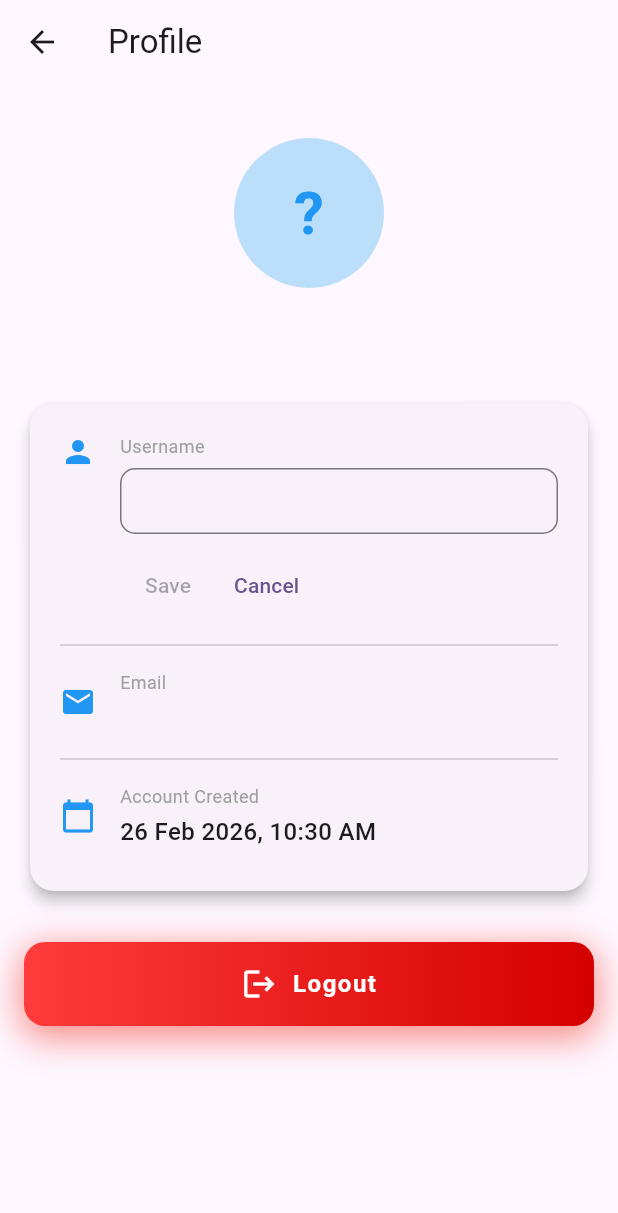
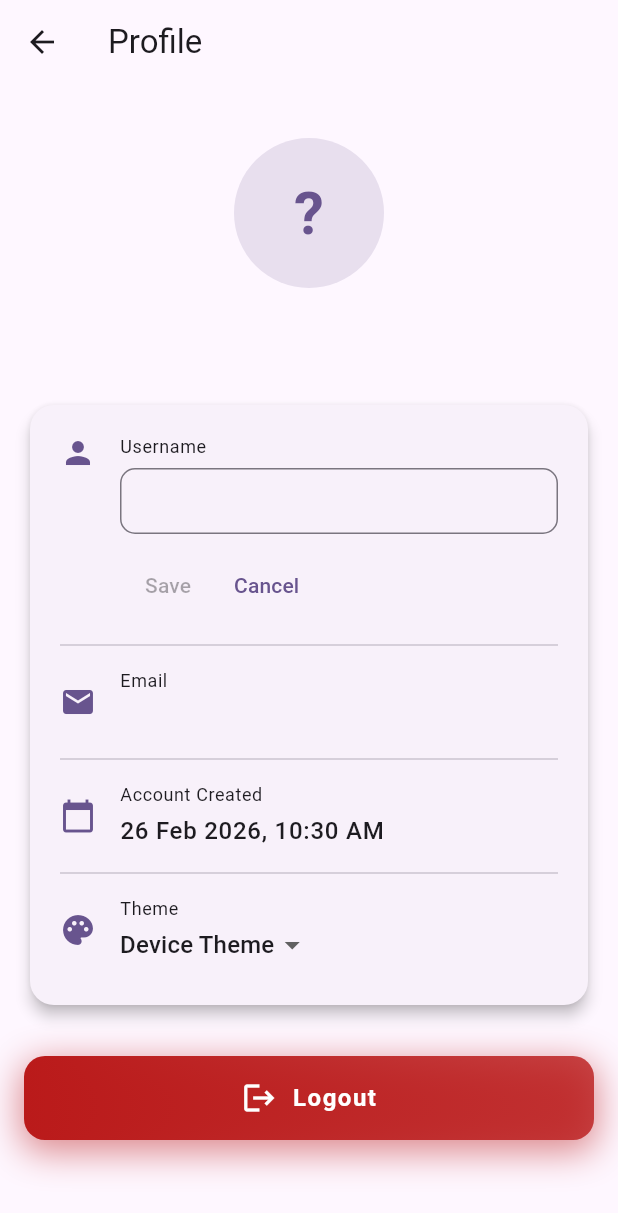
Before and after one commit to Devanshu-Joshi/flutter-chat-application, a Flutter app: the ProfileScreen screen opened directly, after a tap on the "edit" icon, on a phone screen of 412 x 824 dp. Shown: the top 1213 px of the screen. Run offline on Flutter 3.47's test engine with Material 3 defaults, Android fonts, the phone set to English and light mode, and no system bars; our stand-ins replace cloud_firestore, firebase_auth, firebase_core, shared_preferences; accounts and stored records are empty; network calls fail.

Commit message:
feat: Implement light/dark theme switching and persistence
This commit introduces a dynamic theme system that allows users to switch between light, dark, and system default modes. The chosen theme is persisted across app restarts.

-   **Dependencies:**
    -   Adds the `shared_preferences` package to `pubspec.yaml` for storing the user's theme preference.

-   **Theme Management (`main.dart`):**
    -   Refactors `MyApp` into a `StatefulWidget` to manage the theme state (`_themeMode`).
    -   Uses `SharedPreferences` to load the saved theme on app startup and save it whenever the user changes the selection.
    -   Implements `_InheritedMyApp` and a static `MyApp.of(context)` method to provide an `updateTheme` function to descendant widgets, allowing any part of the app to trigger a theme change.
    -   Defines separate `lightTheme` and `darkTheme` data in `MaterialApp` and controls the active theme via `themeMode`.

-   **Profile Screen UI (`profile_screen.dart`):**
    -   Adds a new "Theme" section in the profile screen with a dropdown menu for selecting Light, Dark, or Device Theme.
    -   The dropdown's `onChanged` callback now uses `MyApp.of(context).updateTheme()` to update the theme globally.
    -   Refactors the UI components to use `Theme.of(context)` for colors and text styles, ensuring they adapt correctly to both light and dark modes. This includes buttons, icons, text, and the logout dialog.

```diff
--- a/lib/main.dart
+++ b/lib/main.dart
@@ -3,6 +3,7 @@ import 'package:chat_app/screens/login_screen.dart';
 import 'package:firebase_auth/firebase_auth.dart';
 import 'package:flutter/material.dart';
 import 'package:firebase_core/firebase_core.dart';
+import 'package:shared_preferences/shared_preferences.dart';
 import 'firebase_options.dart';
 
 Future<void> main() async {
@@ -13,20 +14,106 @@ Future<void> main() async {
   runApp(const MyApp());
 }
 
-class MyApp extends StatelessWidget {
+// 🔹 ADDED
+class _InheritedMyApp extends InheritedWidget {
+  final MyAppState data;
+
+  const _InheritedMyApp({required this.data, required super.child});
+
+  @override
+  bool updateShouldNotify(_InheritedMyApp oldWidget) {
+    return true;
+  }
+}
+
+// 🔹 MODIFIED
+class MyApp extends StatefulWidget {
   const MyApp({super.key});
+
+  // 🔹 ADDED
+  static MyAppState of(BuildContext context) {
+    return context.dependOnInheritedWidgetOfExactType<_InheritedMyApp>()!.data;
+  }
+
+  @override
+  State<MyApp> createState() => MyAppState();
+}
+
+class MyAppState extends State<MyApp> {
+  ThemeMode _themeMode = ThemeMode.system;
+
+  @override
+  void initState() {
+    super.initState();
+    _loadTheme();
+  }
+
+  Future<void> _loadTheme() async {
+    final prefs = await SharedPreferences.getInstance();
+    final theme = prefs.getString('theme') ?? 'system';
+    setState(() {
+      switch (theme) {
+        case 'light':
+          _themeMode = ThemeMode.light;
+          break;
+        case 'dark':
+          _themeMode = ThemeMode.dark;
+          break;
+        default:
+          _themeMode = ThemeMode.system;
+      }
+    });
+  }
+
+  void updateTheme(ThemeMode mode) {
+    setState(() {
+      _themeMode = mode;
+    });
+    _saveTheme(mode);
+  }
+
+  Future<void> _saveTheme(ThemeMode mode) async {
+    final prefs = await SharedPreferences.getInstance();
+    String theme;
+    switch (mode) {
+      case ThemeMode.light:
+        theme = 'light';
+        break;
+      case ThemeMode.dark:
+        theme = 'dark';
+        break;
+      default:
+        theme = 'system';
+    }
+    await prefs.setString('theme', theme);
+  }
 
   @override
   Widget build(BuildContext context) {
-    return MaterialApp(
-      scrollBehavior: NoGlowScrollBehavior(),
-      debugShowCheckedModeBanner: false,
-      title: 'Flutter Chat App',
-      theme: ThemeData(
-        colorScheme: ColorScheme.fromSeed(seedColor: Colors.deepPurple),
-        useMaterial3: true,
+    // 🔹 ADDED
+    final lightTheme =
+        ThemeData(
+          colorScheme: ColorScheme.fromSeed(seedColor: Colors.deepPurple),
+          useMaterial3: true
+        );
+    final darkTheme = ThemeData(
+        brightness: Brightness.dark,
+        colorScheme: ColorScheme.fromSeed(
+            seedColor: Colors.deepPurple, brightness: Brightness.dark),
+        useMaterial3: true);
+
+    return _InheritedMyApp(
+      data: this,
+      child: MaterialApp(
+        scrollBehavior: NoGlowScrollBehavior(),
+        debugShowCheckedModeBanner: false,
+        title: 'Flutter Chat App',
+        // 🔹 MODIFIED
+        theme: lightTheme,
+        darkTheme: darkTheme,
+        themeMode: _themeMode,
+        home: const AuthWrapper(),
       ),
-      home: const AuthWrapper(),
     );
   }
 }
--- a/lib/screens/profile_screen.dart
+++ b/lib/screens/profile_screen.dart
@@ -1,4 +1,5 @@
 import 'dart:async';
+import 'package:chat_app/main.dart';
 import 'package:flutter/material.dart';
 import 'package:firebase_auth/firebase_auth.dart';
 import 'package:cloud_firestore/cloud_firestore.dart';
@@ -20,6 +21,7 @@ class _ProfileScreenState extends State<ProfileScreen> {
   bool _isAvailable = false;
   bool _isLoading = false;
   String _feedbackMessage = "";
+  ThemeMode _selectedThemeMode = ThemeMode.system;
 
   final user = FirebaseAuth.instance.currentUser;
 
@@ -127,9 +129,8 @@ class _ProfileScreenState extends State<ProfileScreen> {
       final newRef = FirebaseFirestore.instance
           .collection('usernames')
           .doc(newUsername);
-      final userRef = FirebaseFirestore.instance
-          .collection('users')
-          .doc(user!.uid);
+      final userRef =
+          FirebaseFirestore.instance.collection('users').doc(user!.uid);
 
       batch.delete(oldRef);
       batch.set(newRef, {"uid": user!.uid});
@@ -163,8 +164,19 @@ class _ProfileScreenState extends State<ProfileScreen> {
 
   @override
   Widget build(BuildContext context) {
+    final theme = Theme.of(context);
+    final colorScheme = theme.colorScheme;
+    final textTheme = theme.textTheme;
+
     if (user == null) {
-      return const Scaffold(body: Center(child: Text("No user logged in")));
+      return Scaffold(
+        body: Center(
+          child: Text(
+            "No user logged in",
+            style: textTheme.bodyLarge,
+          ),
+        ),
+      );
     }
 
     final creationTime = user!.metadata.creationTime;
@@ -173,7 +185,9 @@ class _ProfileScreenState extends State<ProfileScreen> {
         : "Unknown";
 
     return Scaffold(
-      appBar: AppBar(title: const Text("Profile")),
+      appBar: AppBar(
+        title: const Text("Profile"),
+      ),
       body: StreamBuilder<DocumentSnapshot>(
         stream: FirebaseFirestore.instance
             .collection('users')
@@ -181,7 +195,10 @@ class _ProfileScreenState extends State<ProfileScreen> {
             .snapshots(),
         builder: (context, snapshot) {
           if (!snapshot.hasData || !snapshot.data!.exists) {
-            return const Center(child: CircularProgressIndicator());
+            return Center(
+                child: CircularProgressIndicator(
+              color: colorScheme.primary,
+            ));
           }
 
           final userData = snapshot.data!;
@@ -200,34 +217,26 @@ class _ProfileScreenState extends State<ProfileScreen> {
                     crossAxisAlignment: CrossAxisAlignment.stretch,
                     children: [
                       const SizedBox(height: 20),
-
                       CircleAvatar(
                         radius: 50,
-                        backgroundColor: Colors.blue.shade100,
+                        backgroundColor: colorScheme.primary.withOpacity(0.15),
                         child: Text(
                           username.isNotEmpty ? username[0].toUpperCase() : "?",
-                          style: const TextStyle(
+                          style: TextStyle(
                             fontSize: 40,
                             fontWeight: FontWeight.bold,
-                            color: Colors.blue,
+                            color: colorScheme.primary,
                           ),
                         ),
                       ),
-
                       const SizedBox(height: 12),
-
                       Center(
                         child: Text(
                           username,
-                          style: const TextStyle(
-                            fontSize: 22,
-                            fontWeight: FontWeight.bold,
-                          ),
+                          style: textTheme.headlineSmall,
                         ),
                       ),
-
                       const SizedBox(height: 30),
-
                       Card(
                         shape: RoundedRectangleBorder(
                           borderRadius: BorderRadius.circular(16),
@@ -241,8 +250,8 @@ class _ProfileScreenState extends State<ProfileScreen> {
                               AnimatedSwitcher(
                                 duration: const Duration(milliseconds: 300),
                                 child: !_isEditingUsername
-                                    ? _buildUsernameView(username)
-                                    : _buildUsernameEdit(username),
+                                    ? _buildUsernameView(username, theme)
+                                    : _buildUsernameEdit(username, theme),
                               ),
                               const SizedBox(height: 8),
                               const Divider(),
@@ -250,22 +259,23 @@ class _ProfileScreenState extends State<ProfileScreen> {
                                 Icons.email,
                                 "Email",
                                 user!.email ?? "Not available",
+                                theme,
                               ),
                               const Divider(),
                               _modernTile(
                                 Icons.calendar_today,
                                 "Account Created",
                                 formattedDate,
+                                theme,
                               ),
+                              const Divider(),
+                              _buildThemeTile(theme),
                             ],
                           ),
                         ),
                       ),
-
                       const SizedBox(height: 30),
-
-                      _buildLogoutButton(),
-
+                      _buildLogoutButton(theme),
                       const SizedBox(height: 40),
                     ],
                   ),
@@ -278,12 +288,63 @@ class _ProfileScreenState extends State<ProfileScreen> {
     );
   }
 
-  Widget _modernTile(IconData icon, String title, String value) {
+  Widget _buildThemeTile(ThemeData theme) {
     return Padding(
       padding: const EdgeInsets.symmetric(vertical: 8),
       child: Row(
         children: [
-          Icon(icon, color: Colors.blue),
+          Icon(Icons.palette, color: theme.colorScheme.primary),
+          const SizedBox(width: 16),
+          Expanded(
+            child: Column(
+              crossAxisAlignment: CrossAxisAlignment.start,
+              children: [
+                Text(
+                  "Theme",
+                  style: theme.textTheme.bodySmall,
+                ),
+                const SizedBox(height: 4),
+                DropdownButton<ThemeMode>(
+                  value: _selectedThemeMode,
+                  underline: const SizedBox(),
+                  isDense: true,
+                  items: const [
+                    DropdownMenuItem(
+                      value: ThemeMode.light,
+                      child: Text("Light"),
+                    ),
+                    DropdownMenuItem(
+                      value: ThemeMode.dark,
+                      child: Text("Dark"),
+                    ),
+                    DropdownMenuItem(
+                      value: ThemeMode.system,
+                      child: Text("Device Theme"),
+                    ),
+                  ],
+                  onChanged: (ThemeMode? mode) {
+                    if (mode == null) return;
+                    setState(() {
+                      _selectedThemeMode = mode;
+                    });
+                    MyApp.of(context).updateTheme(mode);
+                  },
+                ),
+              ],
+            ),
+          ),
+        ],
+      ),
+    );
+  }
+
+  Widget _modernTile(
+      IconData icon, String title, String value, ThemeData theme) {
+    return Padding(
+      padding: const EdgeInsets.symmetric(vertical: 8),
+      child: Row(
+        children: [
+          Icon(icon, color: theme.colorScheme.primary),
           const SizedBox(width: 16),
           Expanded(
             child: Column(
@@ -291,13 +352,12 @@ class _ProfileScreenState extends State<ProfileScreen> {
               children: [
                 Text(
                   title,
-                  style: const TextStyle(fontSize: 12, color: Colors.grey),
+                  style: theme.textTheme.bodySmall,
                 ),
                 const SizedBox(height: 4),
                 Text(
                   value,
-                  style: const TextStyle(
-                    fontSize: 16,
+                  style: theme.textTheme.bodyLarge?.copyWith(
                     fontWeight: FontWeight.w500,
                   ),
                 ),
@@ -309,42 +369,39 @@ class _ProfileScreenState extends State<ProfileScreen> {
     );
   }
 
-  Widget _buildUsernameView(String username) {
+  Widget _buildUsernameView(String username, ThemeData theme) {
     return Column(
       key: const ValueKey("viewMode"),
       crossAxisAlignment: CrossAxisAlignment.start,
       children: [
         Row(
-          crossAxisAlignment: .center,
+          crossAxisAlignment: CrossAxisAlignment.center,
           children: [
-            const Icon(Icons.person, color: Colors.blue),
+            Icon(Icons.person, color: theme.colorScheme.primary),
             const SizedBox(width: 16),
-
             Expanded(
               child: Column(
                 crossAxisAlignment: CrossAxisAlignment.start,
                 children: [
-                  const Text(
+                  Text(
                     "Username",
-                    style: TextStyle(fontSize: 12, color: Colors.grey),
+                    style: theme.textTheme.bodySmall,
                   ),
                   const SizedBox(height: 4),
                   Text(
                     username,
-                    style: const TextStyle(
-                      fontSize: 16,
+                    style: theme.textTheme.bodyLarge?.copyWith(
                       fontWeight: FontWeight.w500,
                     ),
                   ),
                 ],
               ),
             ),
-
             Transform.translate(
               offset: const Offset(0, 8),
               child: IconButton(
                 padding: EdgeInsets.zero,
-                constraints: BoxConstraints(),
+                constraints: const BoxConstraints(),
                 iconSize: 18,
                 icon: const Icon(Icons.edit, size: 22),
                 onPressed: () {
@@ -361,7 +418,8 @@ class _ProfileScreenState extends State<ProfileScreen> {
     );
   }
 
-  Widget _buildUsernameEdit(String username) {
+  Widget _buildUsernameEdit(String username, ThemeData theme) {
+    final colorScheme = theme.colorScheme;
     return Column(
       key: const ValueKey("editMode"),
       crossAxisAlignment: CrossAxisAlignment.start,
@@ -369,19 +427,17 @@ class _ProfileScreenState extends State<ProfileScreen> {
         Row(
           crossAxisAlignment: CrossAxisAlignment.start,
           children: [
-            const Icon(Icons.person, color: Colors.blue),
+            Icon(Icons.person, color: colorScheme.primary),
             const SizedBox(width: 16),
-
             Expanded(
               child: Column(
                 crossAxisAlignment: CrossAxisAlignment.start,
                 children: [
-                  const Text(
+                  Text(
                     "Username",
-                    style: TextStyle(fontSize: 12, color: Colors.grey),
+                    style: theme.textTheme.bodySmall,
                   ),
                   const SizedBox(height: 6),
-
                   TextField(
                     controller: _usernameController,
                     decoration: InputDecoration(
@@ -405,30 +461,33 @@ class _ProfileScreenState extends State<ProfileScreen> {
                               ),
                             )
                           : _feedbackMessage.isEmpty
-                          ? null
-                          : Icon(
-                              _isAvailable ? Icons.check_circle : Icons.cancel,
-                              color: _isAvailable ? Colors.green : Colors.red,
-                              size: 18,
-                            ),
+                              ? null
+                              : Icon(
+                                  _isAvailable
+                                      ? Icons.check_circle
+                                      : Icons.cancel,
+                                  color: _isAvailable
+                                      ? colorScheme.primary
+                                      : colorScheme.error,
+                                  size: 18,
+                                ),
                     ),
                     onChanged: (value) => _onUsernameChanged(value, username),
                   ),
-
                   if (_feedbackMessage.isNotEmpty)
                     Padding(
                       padding: const EdgeInsets.only(top: 6),
                       child: Text(
                         _feedbackMessage,
                         style: TextStyle(
-                          color: _isAvailable ? Colors.green : Colors.red,
+                          color: _isAvailable
+                              ? colorScheme.primary
+                              : colorScheme.error,
                           fontSize: 12,
                         ),
                       ),
                     ),
-
                   const SizedBox(height: 10),
-
                   Row(
                     children: [
                       TextButton(
@@ -464,7 +523,8 @@ class _ProfileScreenState extends State<ProfileScreen> {
     );
   }
 
-  Widget _buildLogoutButton() {
+  Widget _buildLogoutButton(ThemeData theme) {
+    final colorScheme = theme.colorScheme;
     return GestureDetector(
       onTap: _showLogoutDialog,
       child: Container(
@@ -472,27 +532,30 @@ class _ProfileScreenState extends State<ProfileScreen> {
         padding: const EdgeInsets.symmetric(vertical: 16),
         decoration: BoxDecoration(
           borderRadius: BorderRadius.circular(14),
-          gradient: const LinearGradient(
-            colors: [Color(0xFFFF3B3B), Color(0xFFD50000)],
+          gradient: LinearGradient(
+            colors: [
+              colorScheme.error,
+              colorScheme.error.withOpacity(0.8),
+            ],
           ),
           boxShadow: [
             BoxShadow(
-              color: Colors.red.withValues(alpha: 0.6),
+              color: colorScheme.error.withOpacity(0.5),
               blurRadius: 20,
               spreadRadius: 2,
               offset: const Offset(0, 6),
             ),
           ],
         ),
-        child: const Row(
+        child: Row(
           mainAxisAlignment: MainAxisAlignment.center,
           children: [
-            Icon(Icons.logout, color: Colors.white),
-            SizedBox(width: 10),
+            Icon(Icons.logout, color: colorScheme.onError),
+            const SizedBox(width: 10),
             Text(
               "Logout",
               style: TextStyle(
-                color: Colors.white,
+                color: colorScheme.onError,
                 fontSize: 16,
                 fontWeight: FontWeight.bold,
                 letterSpacing: 1,
@@ -505,6 +568,9 @@ class _ProfileScreenState extends State<ProfileScreen> {
   }
 
   void _showLogoutDialog() {
+    final theme = Theme.of(context);
+    final colorScheme = theme.colorScheme;
+
     showDialog(
       context: context,
       builder: (context) {
@@ -517,18 +583,17 @@ class _ProfileScreenState extends State<ProfileScreen> {
             child: Column(
               mainAxisSize: MainAxisSize.min,
               children: [
-                const Icon(Icons.warning_rounded, color: Colors.red, size: 50),
+                Icon(Icons.warning_rounded,
+                    color: colorScheme.error, size: 50),
                 const SizedBox(height: 16),
-                const Text(
+                Text(
                   "Do you really want to logout?",
                   textAlign: TextAlign.center,
-                  style: TextStyle(fontSize: 16, fontWeight: FontWeight.w600),
+                  style: theme.textTheme.titleMedium,
                 ),
                 const SizedBox(height: 24),
-
                 Row(
                   children: [
-                    // Cancel Button
                     Expanded(
                       child: OutlinedButton(
                         style: OutlinedButton.styleFrom(
@@ -541,14 +606,12 @@ class _ProfileScreenState extends State<ProfileScreen> {
                         child: const Text("Cancel"),
                       ),
                     ),
-
                     const SizedBox(width: 12),
-
-                    // Logout Button
                     Expanded(
                       child: ElevatedButton(
                         style: ElevatedButton.styleFrom(
-                          backgroundColor: Colors.red,
+                          backgroundColor: colorScheme.error,
+                          foregroundColor: colorScheme.onError,
                           padding: const EdgeInsets.symmetric(vertical: 14),
                           shape: RoundedRectangleBorder(
                             borderRadius: BorderRadius.circular(12),
@@ -559,7 +622,6 @@ class _ProfileScreenState extends State<ProfileScreen> {
                         child: const Text(
                           "Logout",
                           style: TextStyle(
-                            color: Colors.white,
                             fontWeight: FontWeight.bold,
                           ),
                         ),
--- a/pubspec.yaml
+++ b/pubspec.yaml
@@ -38,6 +38,7 @@ dependencies:
   firebase_auth: ^6.1.4
   cloud_firestore: ^6.1.2
   intl: ^0.18.0
+  shared_preferences: ^2.2.2
 
 dev_dependencies:
   flutter_test:
```
Also changed, not shown: pubspec.lock.
